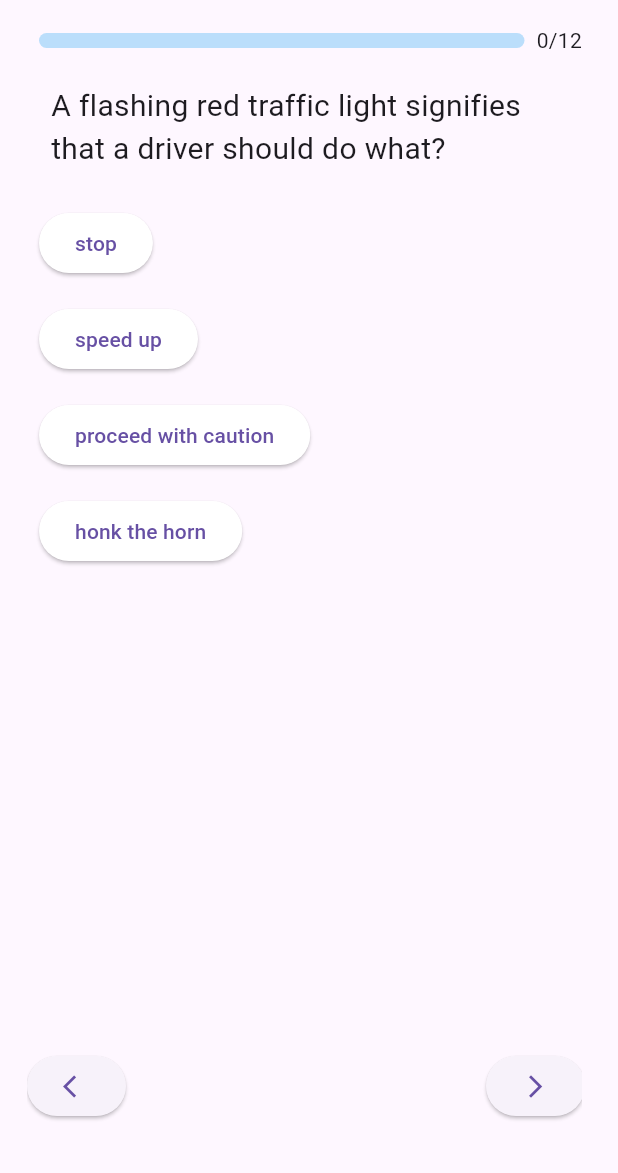
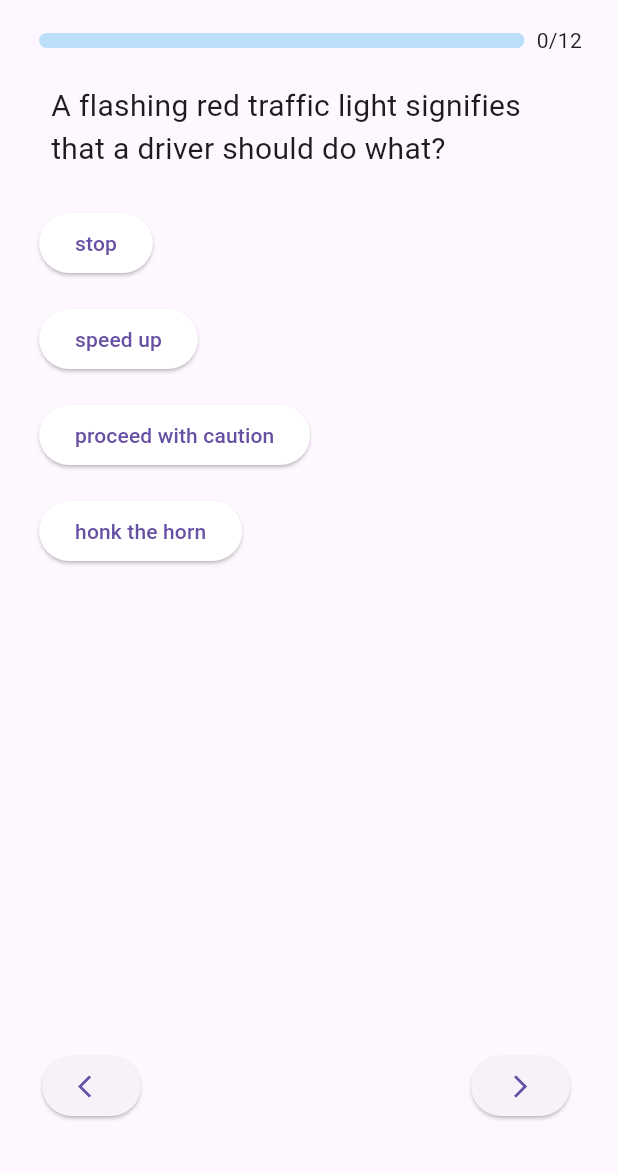
Before and after one commit to rsonawne/PowerDMS-mobile-flutter-POC, a Flutter app: the screen it shows after launch, after a tap on "Click to Start", on a phone screen of 412 x 824 dp, the part 63-1236 px from its top. Run offline on Flutter 3.47's test engine with Material 3 defaults, Android fonts, the phone set to English and light mode, and no system bars.

Commit message:
UI Changes

```diff
--- a/lib/main.dart
+++ b/lib/main.dart
@@ -11,16 +11,9 @@ class MyApp extends StatelessWidget {
   @override
   Widget build(BuildContext context) {
     return MaterialApp(
+      debugShowCheckedModeBanner: false,
       title: 'Flutter Demo',
       theme: ThemeData(
-        // This is the theme of your application.
-        //
-        // Try running your application with "flutter run". You'll see the
-        // application has a blue toolbar. Then, without quitting the app, try
-        // changing the primarySwatch below to Colors.green and then invoke
-        // "hot reload" (press "r" in the console where you ran "flutter run",
-        // or press Run > Flutter Hot Reload in a Flutter IDE). Notice that the
-        // counter didn't reset back to zero; the application is not restarted.
         primarySwatch: Colors.blue,
       ),
       home: const MyHomePage(title: 'Flutter Demo Home Page'),
@@ -72,12 +65,6 @@ class _MyHomePageState extends State<MyHomePage> {
 
   @override
   Widget build(BuildContext context) {
-    // This method is rerun every time setState is called, for instance as done
-    // by the _incrementCounter method above.
-    //
-    // The Flutter framework has been optimized to make rerunning build methods
-    // fast, so that you can just rebuild anything that needs updating rather
-    // than having to individually change instances of widgets.
     return PopScope(
       canPop: true,
       onPopInvoked: (bool didPop) async {
--- a/lib/power_recall/presentation/multi_selection.dart
+++ b/lib/power_recall/presentation/multi_selection.dart
@@ -54,17 +54,16 @@ class _MultiSelectionState extends State<MultiSelection> {
   @override
   Widget build(BuildContext context) {
     return Scaffold(
-      backgroundColor: Colors.white,
+      backgroundColor: Colors.transparent,
       body: Padding(
-        padding: const EdgeInsets.symmetric(horizontal: 24.0, vertical: 64.0),
+        padding: const EdgeInsets.symmetric(horizontal: 10.0, vertical: 20.0),
         child: Column(
           children: [
-            Text(
+            const Text(
               "Which color do you like the most?",
-              style: const TextStyle(
-                fontSize: 22.0,
+              style: TextStyle(
+                fontSize: 20.0,
                 color: Colors.black,
-                fontWeight: FontWeight.bold,
               ),
             ),
             Column(
@@ -108,7 +107,7 @@ class _MultiSelectionState extends State<MultiSelection> {
             ),
             Spacer(),
             Padding(
-              padding: const EdgeInsets.only(left: 0, right: 0, top: 10),
+              padding: const EdgeInsets.only(left: 0, right: 0, top: 18),
               child: Row(
                 crossAxisAlignment: CrossAxisAlignment.center,
                 mainAxisAlignment: MainAxisAlignment.spaceAround,
@@ -119,7 +118,7 @@ class _MultiSelectionState extends State<MultiSelection> {
                   ),
                   Expanded(
                       child: Container(
-                    height: 10,
+                    width: 10,
                   )),
                   ElevatedButton(
                     onPressed: widget.nextClicked,
--- a/lib/power_recall/presentation/question.dart
+++ b/lib/power_recall/presentation/question.dart
@@ -136,7 +136,7 @@ class _QuestionPageState extends State<QuestionPage>
           Spacer(),
           Padding(
             padding:
-                const EdgeInsets.only(left: 0, right: 0, bottom: 20, top: 10),
+                const EdgeInsets.only(left: 10, right: 10, bottom: 20, top: 10),
             child: Row(
               crossAxisAlignment: CrossAxisAlignment.center,
               mainAxisAlignment: MainAxisAlignment.spaceAround,
```
